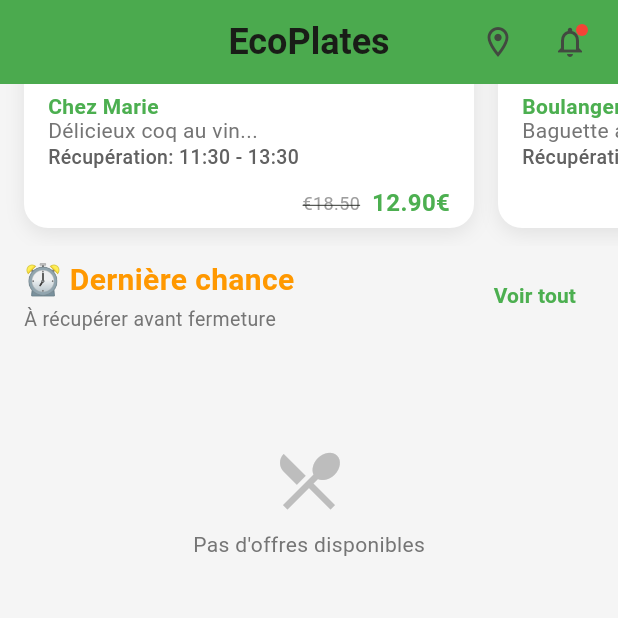
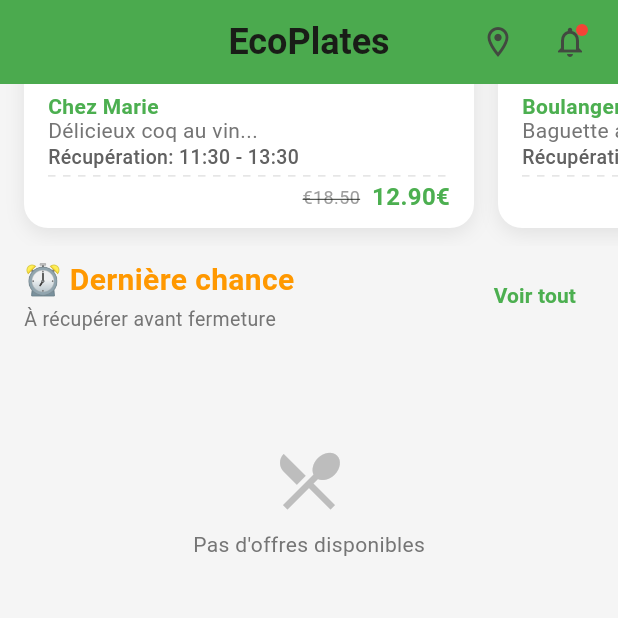
Before and after one commit to SIDIKICONDE/EcoPlates, a Flutter app: the screen it shows after launch, scrolled down 2997 dp, on a phone screen of 412 x 824 dp, the top half of it. Run offline on Flutter 3.47's test engine with Material 3 defaults, Android fonts, the phone set to English and light mode, and no system bars; our stand-ins replace cached_network_image, dartz, dio, equatable, fl_chart, flutter_dotenv and 9 more; missing offline and left inert: mobile_scanner; accounts and stored records are empty; network calls fail.

Commit message:
fix: Améliorer la disposition des cartes d'offres pour éviter le débordement
- Ajuster les contraintes de hauteur et les marges
- Optimiser l'espacement vertical des composants
- Réduire les débordements RenderFlex dans les cartes d'offres
- Ajouter fichier de raccourci Téléchargements

```diff
--- a/lib/presentation/widgets/offer_card/widgets/offer_card_content.dart
+++ b/lib/presentation/widgets/offer_card/widgets/offer_card_content.dart
@@ -42,7 +42,17 @@
 
           // Section date de récupération
           _buildPickupDate(),
-          const SizedBox(height: 16.5),
+          const SizedBox(height: 6),
+
+          // Ligne de séparation en pointillés
+          SizedBox(
+            height: 0.5,
+            child: CustomPaint(
+              size: const Size(double.infinity, 1),
+              painter: _DottedLinePainter(),
+            ),
+          ),
+          const SizedBox(height: 6),
 
           // Section prix
           _buildPriceOnly(theme),
@@ -145,5 +155,31 @@
       return 'Horaire à définir';
     }
   }
+}
 
+/// Painter pour dessiner une ligne en pointillés
+class _DottedLinePainter extends CustomPainter {
+  @override
+  void paint(Canvas canvas, Size size) {
+    final paint = Paint()
+      ..color = Colors.grey.withValues(alpha: 0.3)
+      ..strokeWidth = 1;
+
+    const double dashWidth = 5;
+    const double dashSpace = 5;
+    double startX = 0;
+
+    // Dessiner les pointillés
+    while (startX < size.width) {
+      canvas.drawLine(
+        Offset(startX, 0),
+        Offset(startX + dashWidth, 0),
+        paint,
+      );
+      startX += dashWidth + dashSpace;
+    }
+  }
+
+  @override
+  bool shouldRepaint(CustomPainter oldDelegate) => false;
 }
```
Also changed, not shown: 1 other file.
